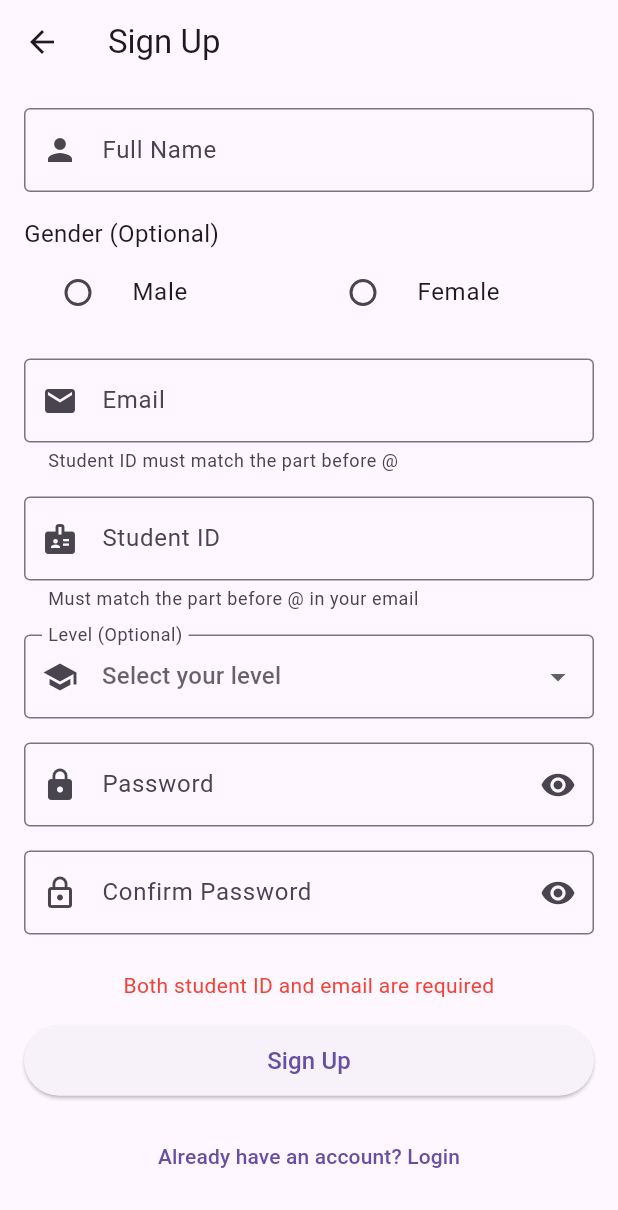
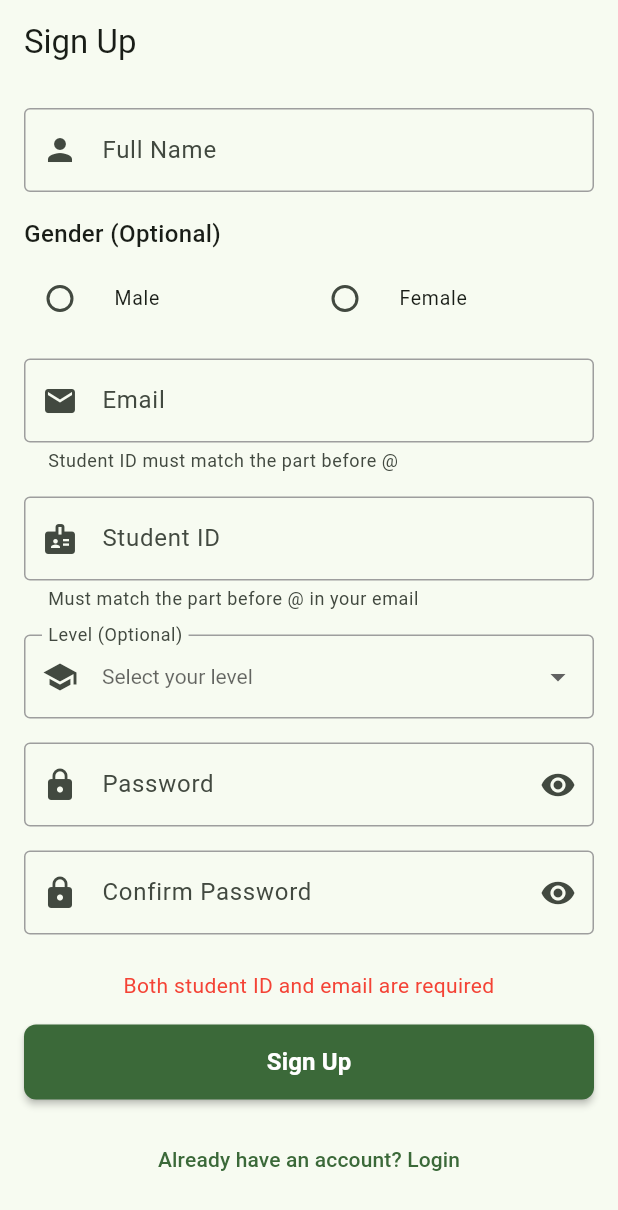
Before and after one commit to hazemAI/fcai_student_login, a Flutter app: the SignupScreen screen opened directly, after a tap on "Sign Up", on a phone screen of 412 x 824 dp. Shown: the top 1210 px of the screen. Run offline on Flutter 3.47's test engine with Material 3 defaults, Android fonts, the phone set to English and light mode, and no system bars; our stand-ins replace email_validator, hive, hive_flutter, image_picker; missing offline and left inert: file_selector; accounts and stored records are empty.

Commit message:
improve code

```diff
--- /dev/null
+++ b/lib/components/custom_button.dart
@@ -0,0 +1,62 @@
+import 'package:flutter/material.dart';
+
+class CustomButton extends StatelessWidget {
+  final String text;
+  final VoidCallback? onPressed;
+  final bool isLoading;
+  final Color? backgroundColor;
+  final Color? textColor;
+  final double? width;
+  final double height;
+  final double borderRadius;
+  final EdgeInsetsGeometry padding;
+
+  const CustomButton({
+    Key? key,
+    required this.text,
+    required this.onPressed,
+    this.isLoading = false,
+    this.backgroundColor,
+    this.textColor,
+    this.width,
+    this.height = 50.0,
+    this.borderRadius = 8.0,
+    this.padding = const EdgeInsets.symmetric(vertical: 12.0),
+  }) : super(key: key);
+
+  @override
+  Widget build(BuildContext context) {
+    return SizedBox(
+      width: width,
+      height: height,
+      child: ElevatedButton(
+        onPressed: isLoading ? null : onPressed,
+        style: ElevatedButton.styleFrom(
+          backgroundColor: backgroundColor ?? Theme.of(context).primaryColor,
+          foregroundColor: textColor ?? Colors.white,
+          padding: padding,
+          shape: RoundedRectangleBorder(
+            borderRadius: BorderRadius.circular(borderRadius),
+          ),
+          elevation: 2,
+        ),
+        child: isLoading
+            ? const SizedBox(
+                width: 24,
+                height: 24,
+                child: CircularProgressIndicator(
+                  color: Colors.white,
+                  strokeWidth: 2.0,
+                ),
+              )
+            : Text(
+                text,
+                style: const TextStyle(
+                  fontSize: 16.0,
+                  fontWeight: FontWeight.bold,
+                ),
+              ),
+      ),
+    );
+  }
+}
--- /dev/null
+++ b/lib/components/custom_dropdown.dart
@@ -0,0 +1,46 @@
+import 'package:flutter/material.dart';
+
+class CustomDropdown<T> extends StatelessWidget {
+  final String labelText;
+  final IconData prefixIcon;
+  final T? value;
+  final List<DropdownMenuItem<T>> items;
+  final String? hintText;
+  final void Function(T?)? onChanged;
+
+  const CustomDropdown({
+    Key? key,
+    required this.labelText,
+    required this.prefixIcon,
+    required this.value,
+    required this.items,
+    this.hintText,
+    required this.onChanged,
+  }) : super(key: key);
+
+  @override
+  Widget build(BuildContext context) {
+    return DropdownButtonFormField<T>(
+      decoration: InputDecoration(
+        labelText: labelText,
+        prefixIcon: Icon(prefixIcon),
+        border: const OutlineInputBorder(),
+        enabledBorder: const OutlineInputBorder(
+          borderSide: BorderSide(color: Colors.grey),
+        ),
+        focusedBorder: OutlineInputBorder(
+          borderSide: BorderSide(color: Theme.of(context).primaryColor, width: 2),
+        ),
+      ),
+      value: value,
+      hint: hintText != null ? Text(hintText!) : null,
+      items: items,
+      onChanged: onChanged,
+      isExpanded: true,
+      icon: const Icon(Icons.arrow_drop_down),
+      iconSize: 24,
+      elevation: 16,
+      style: TextStyle(color: Theme.of(context).textTheme.bodyLarge?.color),
+    );
+  }
+}
--- /dev/null
+++ b/lib/components/custom_password_field.dart
@@ -0,0 +1,53 @@
+import 'package:flutter/material.dart';
+
+class CustomPasswordField extends StatelessWidget {
+  final TextEditingController controller;
+  final String labelText;
+  final String? hintText;
+  final bool isVisible;
+  final VoidCallback toggleVisibility;
+  final String? Function(String?)? validator;
+  final TextInputAction textInputAction;
+
+  const CustomPasswordField({
+    Key? key,
+    required this.controller,
+    required this.labelText,
+    this.hintText,
+    required this.isVisible,
+    required this.toggleVisibility,
+    this.validator,
+    this.textInputAction = TextInputAction.next,
+  }) : super(key: key);
+
+  @override
+  Widget build(BuildContext context) {
+    return TextFormField(
+      controller: controller,
+      decoration: InputDecoration(
+        labelText: labelText,
+        hintText: hintText,
+        prefixIcon: const Icon(Icons.lock),
+        suffixIcon: IconButton(
+          icon: Icon(
+            isVisible ? Icons.visibility_off : Icons.visibility,
+          ),
+          onPressed: toggleVisibility,
+        ),
+        border: const OutlineInputBorder(),
+        enabledBorder: const OutlineInputBorder(
+          borderSide: BorderSide(color: Colors.grey),
+        ),
+        focusedBorder: OutlineInputBorder(
+          borderSide: BorderSide(color: Theme.of(context).primaryColor, width: 2),
+        ),
+        errorBorder: const OutlineInputBorder(
+          borderSide: BorderSide(color: Colors.red),
+        ),
+      ),
+      obscureText: !isVisible,
+      validator: validator,
+      textInputAction: textInputAction,
+    );
+  }
+}
--- /dev/null
+++ b/lib/components/custom_radio_group.dart
@@ -0,0 +1,46 @@
+import 'package:flutter/material.dart';
+
+class CustomRadioGroup<T> extends StatelessWidget {
+  final String title;
+  final T? groupValue;
+  final Map<T, String> options;
+  final void Function(T?) onChanged;
+  final bool isOptional;
+
+  const CustomRadioGroup({
+    Key? key,
+    required this.title,
+    required this.groupValue,
+    required this.options,
+    required this.onChanged,
+    this.isOptional = false,
+  }) : super(key: key);
+
+  @override
+  Widget build(BuildContext context) {
+    return Column(
+      crossAxisAlignment: CrossAxisAlignment.start,
+      children: [
+        Text(
+          '$title ${isOptional ? '(Optional)' : ''}',
+          style: const TextStyle(fontSize: 16, fontWeight: FontWeight.w500),
+        ),
+        const SizedBox(height: 8),
+        Row(
+          children: options.entries.map((entry) {
+            return Expanded(
+              child: RadioListTile<T>(
+                title: Text(entry.value),
+                value: entry.key,
+                groupValue: groupValue,
+                onChanged: onChanged,
+                contentPadding: const EdgeInsets.symmetric(horizontal: 4),
+                dense: true,
+              ),
+            );
+          }).toList(),
+        ),
+      ],
+    );
+  }
+}
--- /dev/null
+++ b/lib/components/custom_text_form_field.dart
@@ -0,0 +1,62 @@
+import 'package:flutter/material.dart';
+
+class CustomTextFormField extends StatelessWidget {
+  final TextEditingController controller;
+  final String labelText;
+  final String? hintText;
+  final String? helperText;
+  final IconData prefixIcon;
+  final Widget? suffixIcon;
+  final bool obscureText;
+  final TextInputType keyboardType;
+  final TextInputAction textInputAction;
+  final String? Function(String?)? validator;
+  final void Function(String)? onChanged;
+  final bool enabled;
+
+  const CustomTextFormField({
+    Key? key,
+    required this.controller,
+    required this.labelText,
+    this.hintText,
+    this.helperText,
+    required this.prefixIcon,
+    this.suffixIcon,
+    this.obscureText = false,
+    this.keyboardType = TextInputType.text,
+    this.textInputAction = TextInputAction.next,
+    this.validator,
+    this.onChanged,
+    this.enabled = true,
+  }) : super(key: key);
+
+  @override
+  Widget build(BuildContext context) {
+    return TextFormField(
+      controller: controller,
+      decoration: InputDecoration(
+        labelText: labelText,
+        hintText: hintText,
+        helperText: helperText,
+        prefixIcon: Icon(prefixIcon),
+        suffixIcon: suffixIcon,
+        border: const OutlineInputBorder(),
+        enabledBorder: const OutlineInputBorder(
+          borderSide: BorderSide(color: Colors.grey),
+        ),
+        focusedBorder: OutlineInputBorder(
+          borderSide: BorderSide(color: Theme.of(context).primaryColor, width: 2),
+        ),
+        errorBorder: const OutlineInputBorder(
+          borderSide: BorderSide(color: Colors.red),
+        ),
+      ),
+      obscureText: obscureText,
+      keyboardType: keyboardType,
+      textInputAction: textInputAction,
+      validator: validator,
+      onChanged: onChanged,
+      enabled: enabled,
+    );
+  }
+}
--- /dev/null
+++ b/lib/components/error_text.dart
@@ -0,0 +1,33 @@
+import 'package:flutter/material.dart';
+
+class ErrorText extends StatelessWidget {
+  final String errorMessage;
+  final TextAlign textAlign;
+  final EdgeInsetsGeometry padding;
+
+  const ErrorText({
+    Key? key,
+    required this.errorMessage,
+    this.textAlign = TextAlign.center,
+    this.padding = const EdgeInsets.only(bottom: 16.0),
+  }) : super(key: key);
+
+  @override
+  Widget build(BuildContext context) {
+    if (errorMessage.isEmpty) {
+      return const SizedBox.shrink();
+    }
+
+    return Padding(
+      padding: padding,
+      child: Text(
+        errorMessage,
+        style: const TextStyle(
+          color: Colors.red,
+          fontSize: 14.0,
+        ),
+        textAlign: textAlign,
+      ),
+    );
+  }
+}
--- /dev/null
+++ b/lib/components/index.dart
@@ -0,0 +1,6 @@
+export 'custom_text_form_field.dart';
+export 'custom_button.dart';
+export 'custom_password_field.dart';
+export 'custom_dropdown.dart';
+export 'custom_radio_group.dart';
+export 'error_text.dart';
--- a/lib/main.dart
+++ b/lib/main.dart
@@ -63,7 +63,9 @@
         theme: ThemeData(
           primarySwatch: Colors.blue,
           useMaterial3: true,
-          // Add platform-specific theme settings
+          colorScheme: ColorScheme.fromSeed(
+            seedColor : Colors.green,
+          ),
           platform:
               Platform.isWindows
                   ? TargetPlatform.windows
--- a/lib/screens/login_screen.dart
+++ b/lib/screens/login_screen.dart
@@ -3,6 +3,7 @@
 import 'package:flutter/material.dart';
 import 'package:provider/provider.dart';
 import 'package:fcai_student_login/providers/user_provider.dart';
+import '../components/index.dart';
 
 class LoginScreen extends StatefulWidget {
   const LoginScreen({Key? key}) : super(key: key);
@@ -47,13 +48,10 @@
           child: Column(
             mainAxisAlignment: MainAxisAlignment.center,
             children: [
-              TextFormField(
+              CustomTextFormField(
                 controller: _emailController,
-                decoration: const InputDecoration(
                 labelText: 'Email',
-                  prefixIcon: Icon(Icons.email),
-                  border: OutlineInputBorder(),
-                ),
+                prefixIcon: Icons.email,
                 validator: (value) {
                   if (value == null || value.isEmpty) {
                     return 'Please enter your email';
@@ -62,22 +60,12 @@
                 },
               ),
               const SizedBox(height: 16.0),
-              TextFormField(
+
+              CustomPasswordField(
                 controller: _passwordController,
-                decoration: InputDecoration(
                 labelText: 'Password',
-                  prefixIcon: const Icon(Icons.lock),
-                  border: const OutlineInputBorder(),
-                  suffixIcon: IconButton(
-                    icon: Icon(
-                      userProvider.isPasswordVisible
-                          ? Icons.visibility_off
-                          : Icons.visibility,
-                    ),
-                    onPressed: () => userProvider.togglePasswordVisibility(),
-                  ),
-                ),
-                obscureText: !userProvider.isPasswordVisible,
+                isVisible: userProvider.isPasswordVisible,
+                toggleVisibility: () => userProvider.togglePasswordVisibility(),
                 validator: (value) {
                   if (value == null || value.isEmpty) {
                     return 'Please enter your password';
@@ -86,18 +74,14 @@
                 },
               ),
               const SizedBox(height: 24.0),
+
               if (userProvider.errorMessage.isNotEmpty)
-                Padding(
-                  padding: const EdgeInsets.only(bottom: 16.0),
-                  child: Text(
-                    userProvider.errorMessage,
-                    style: const TextStyle(color: Colors.red),
-                  ),
-                ),
-              ElevatedButton(
-                onPressed: userProvider.isLoading
-                    ? null
-                    : () async {
+                ErrorText(errorMessage: userProvider.errorMessage),
+
+              CustomButton(
+                width: double.infinity,
+                text: 'Login',
+                onPressed: () async {
                   if (_formKey.currentState!.validate()) {
                     final success = await userProvider.login(
                       _emailController.text,
@@ -115,14 +99,14 @@
                     }
                   }
                 },
-                child: userProvider.isLoading
-                    ? const CircularProgressIndicator()
-                    : const Text('Login'),
+                isLoading: userProvider.isLoading,
               ),
+
               const SizedBox(height: 16.0),
+
               TextButton(
                 onPressed: () {
-                  Navigator.push(
+                  Navigator.pushReplacement(
                     context,
                     MaterialPageRoute(
                       builder: (context) => const SignupScreen(),
--- a/lib/screens/signup_screen.dart
+++ b/lib/screens/signup_screen.dart
@@ -5,6 +5,7 @@
 import '../models/user.dart';
 import '../providers/user_provider.dart';
 import '../utils/validators.dart';
+import '../components/index.dart';
 
 class SignupScreen extends StatefulWidget {
   const SignupScreen({Key? key}) : super(key: key);
@@ -120,69 +121,43 @@
               child: Column(
                 crossAxisAlignment: CrossAxisAlignment.stretch,
                 children: [
-                  TextFormField(
+                  CustomTextFormField(
                     controller: _nameController,
-                    decoration: const InputDecoration(
                     labelText: 'Full Name',
-                      prefixIcon: Icon(Icons.person),
-                      border: OutlineInputBorder(),
-                    ),
+                    prefixIcon: Icons.person,
                     validator: Validators.validateName,
                     textInputAction: TextInputAction.next,
                   ),
                   const SizedBox(height: 16.0),
 
                   // Gender selection (optional)
-                  const Text(
-                    'Gender (Optional)',
-                    style: TextStyle(fontSize: 16),
-                  ),
-                  Row(
-                    children: [
-                      Expanded(
-                        child: RadioListTile<String>(
-                          title: const Text('Male'),
-                          value: 'Male',
+                  CustomRadioGroup<String>(
+                    title: 'Gender',
                     groupValue: userProvider.gender,
+                    options: const {'Male': 'Male', 'Female': 'Female'},
                     onChanged: (value) => userProvider.setGender(value),
-                        ),
-                      ),
-                      Expanded(
-                        child: RadioListTile<String>(
-                          title: const Text('Female'),
-                          value: 'Female',
-                          groupValue: userProvider.gender,
-                          onChanged: (value) => userProvider.setGender(value),
-                        ),
-                      ),
-                    ],
+                    isOptional: true,
                   ),
                   const SizedBox(height: 16.0),
 
-                  TextFormField(
+                  CustomTextFormField(
                     controller: _emailController,
-                    decoration: const InputDecoration(
                     labelText: 'Email',
-                      prefixIcon: Icon(Icons.email),
-                      border: OutlineInputBorder(),
+                    prefixIcon: Icons.email,
                     hintText: 'studentID@stud.fci-cu.edu.eg',
                     helperText: 'Student ID must match the part before @',
-                    ),
                     validator: Validators.validateEmail,
                     keyboardType: TextInputType.emailAddress,
                     textInputAction: TextInputAction.next,
                   ),
                   const SizedBox(height: 16.0),
 
-                  TextFormField(
+                  CustomTextFormField(
                     controller: _studentIdController,
-                    decoration: const InputDecoration(
                     labelText: 'Student ID',
-                      prefixIcon: Icon(Icons.badge),
-                      border: OutlineInputBorder(),
+                    prefixIcon: Icons.badge,
                     hintText: 'Must match ID in email',
                     helperText: 'Must match the part before @ in your email',
-                    ),
                     validator: Validators.validateStudentId,
                     keyboardType: TextInputType.number,
                     textInputAction: TextInputAction.next,
@@ -190,16 +165,12 @@
                   const SizedBox(height: 16.0),
 
                   // Level selection (optional)
-                  DropdownButtonFormField<int>(
-                    decoration: const InputDecoration(
+                  CustomDropdown<int>(
                     labelText: 'Level (Optional)',
-                      prefixIcon: Icon(Icons.school),
-                      border: OutlineInputBorder(),
-                    ),
+                    prefixIcon: Icons.school,
                     value: userProvider.level,
-                    hint: const Text('Select your level'),
-                    items:
-                        [1, 2, 3, 4].map((level) {
+                    hintText: 'Select your level',
+                    items: [1, 2, 3, 4].map((level) {
                       return DropdownMenuItem<int>(
                         value: level,
                         child: Text('Level $level'),
@@ -209,49 +180,23 @@
                   ),
                   const SizedBox(height: 16.0),
 
-                  TextFormField(
+                  CustomPasswordField(
                     controller: _passwordController,
-                    decoration: InputDecoration(
                     labelText: 'Password',
-                      prefixIcon: const Icon(Icons.lock),
-                      border: const OutlineInputBorder(),
                     hintText: 'At least 8 characters with 1 number',
-                      suffixIcon: IconButton(
-                        icon: Icon(
-                          userProvider.isPasswordVisible
-                              ? Icons.visibility_off
-                              : Icons.visibility,
-                        ),
-                        onPressed:
-                            () => userProvider.togglePasswordVisibility(),
-                      ),
-                    ),
-                    obscureText: !userProvider.isPasswordVisible,
+                    isVisible: userProvider.isPasswordVisible,
+                    toggleVisibility: () => userProvider.togglePasswordVisibility(),
                     validator: Validators.validatePassword,
                     textInputAction: TextInputAction.next,
                   ),
                   const SizedBox(height: 16.0),
 
-                  TextFormField(
+                  CustomPasswordField(
                     controller: _confirmPasswordController,
-                    decoration: InputDecoration(
                     labelText: 'Confirm Password',
-                      prefixIcon: const Icon(Icons.lock_outline),
-                      border: const OutlineInputBorder(),
-                      suffixIcon: IconButton(
-                        icon: Icon(
-                          userProvider.isConfirmPasswordVisible
-                              ? Icons.visibility_off
-                              : Icons.visibility,
-                        ),
-                        onPressed:
-                            () =>
-                                userProvider.toggleConfirmPasswordVisibility(),
-                      ),
-                    ),
-                    obscureText: !userProvider.isConfirmPasswordVisible,
-                    validator:
-                        (value) => Validators.validateConfirmPassword(
+                    isVisible: userProvider.isConfirmPasswordVisible,
+                    toggleVisibility: () => userProvider.toggleConfirmPasswordVisibility(),
+                    validator: (value) => Validators.validateConfirmPassword(
                       value,
                       _passwordController.text,
                     ),
@@ -260,27 +205,12 @@
                   const SizedBox(height: 24.0),
 
                   if (userProvider.errorMessage.isNotEmpty)
-                    Padding(
-                      padding: const EdgeInsets.only(bottom: 16.0),
-                      child: Text(
-                        userProvider.errorMessage,
-                        style: const TextStyle(color: Colors.red),
-                        textAlign: TextAlign.center,
-                      ),
-                    ),
+                    ErrorText(errorMessage: userProvider.errorMessage),
 
-                  ElevatedButton(
-                    onPressed: isLoading ? null : () => _signup(userProvider),
-                    style: ElevatedButton.styleFrom(
-                      padding: const EdgeInsets.symmetric(vertical: 12.0),
-                    ),
-                    child:
-                        isLoading
-                            ? const CircularProgressIndicator()
-                            : const Text(
-                              'Sign Up',
-                              style: TextStyle(fontSize: 16.0),
-                            ),
+                  CustomButton(
+                    text: 'Sign Up',
+                    onPressed: () => _signup(userProvider),
+                    isLoading: isLoading,
                   ),
 
                   const SizedBox(height: 16.0),
```
Lines whose indentation alone changed are shown as unchanged.
